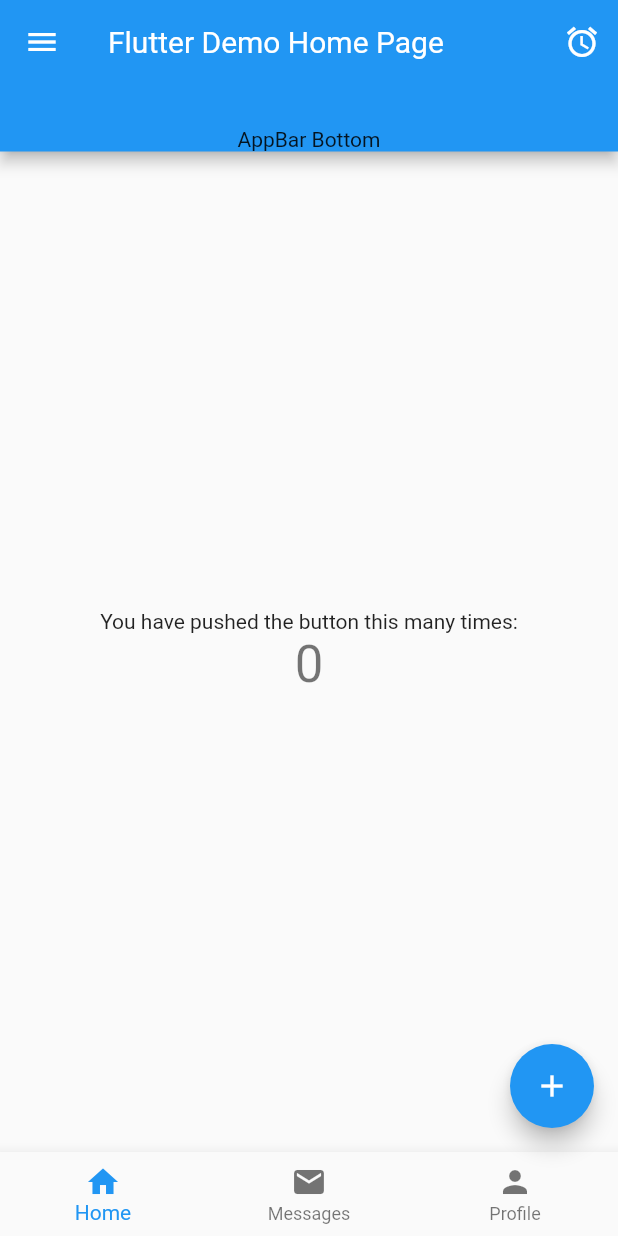
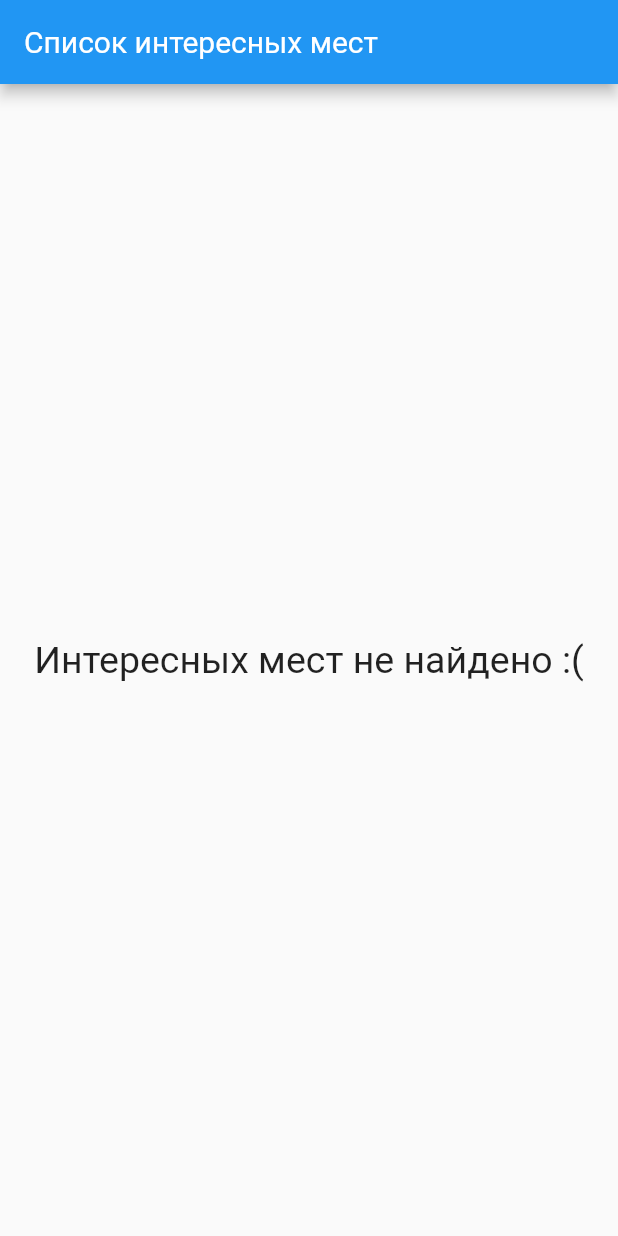
Before and after one commit to gommu/surf-flutter-dkharlap, a Flutter app: the screen it shows after launch, on a phone screen of 412 x 824 dp. Run offline on Flutter 3.47's test engine with Material 2 defaults, Android fonts, the phone set to English and light mode, and no system bars.

Commit message:
Task 4.2

```diff
--- a/lib/main.dart
+++ b/lib/main.dart
@@ -1,4 +1,5 @@
 import 'package:flutter/material.dart';
+import 'package:places/ui/screen/sight_screen.dart';
 
 void main() {
   runApp(MyApp());
@@ -12,7 +13,7 @@ class MyApp extends StatelessWidget {
       theme: ThemeData(
         primarySwatch: Colors.blue,
       ),
-      home: MyHomePage(title: 'Flutter Demo Home Page'),
+      home: SightListScreen(),
     );
   }
 }
--- /dev/null
+++ b/lib/ui/screen/sight_screen.dart
@@ -0,0 +1,26 @@
+import 'package:flutter/material.dart';
+
+class SightListScreen extends StatefulWidget {
+  @override
+  _SightListScreenState createState() => _SightListScreenState();
+}
+
+class _SightListScreenState extends State<SightListScreen> {
+  @override
+  Widget build(BuildContext context) {
+    return Scaffold(
+      resizeToAvoidBottomInset: false,
+      appBar: AppBar(
+        title: Text('Список интересных мест'),
+      ),
+      body: Center(
+        child: Text(
+          'Интересных мест не найдено :(',
+          style: TextStyle(
+            fontSize: 25,
+          ),
+        ),
+      ),
+    );
+  }
+}
```
